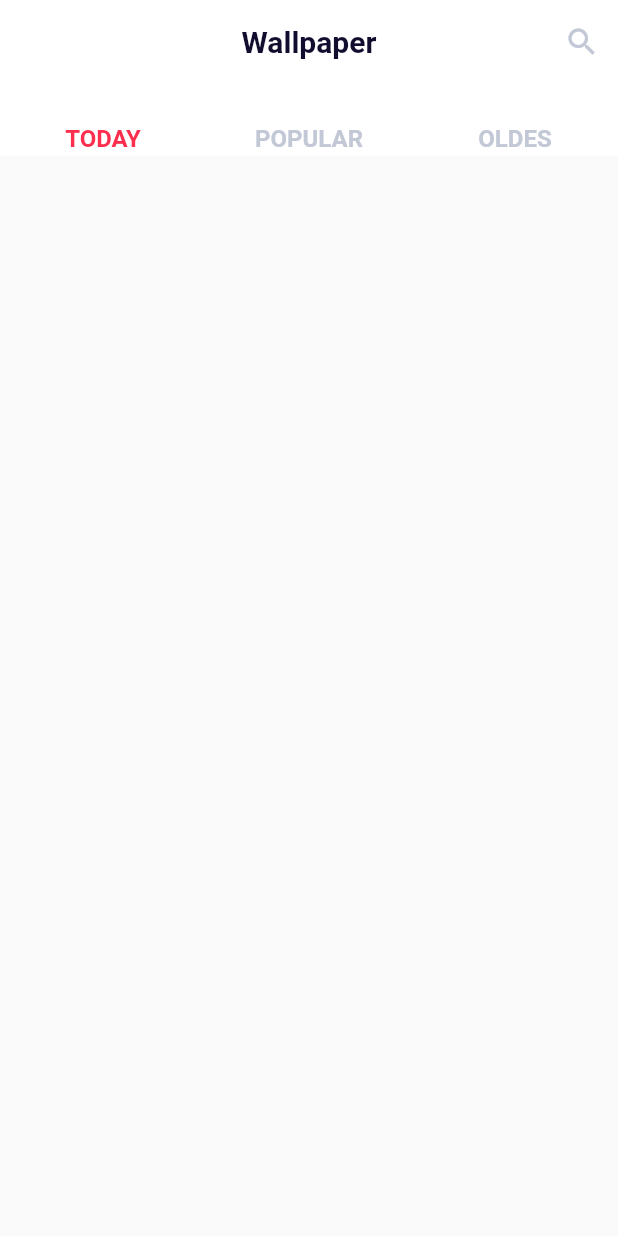
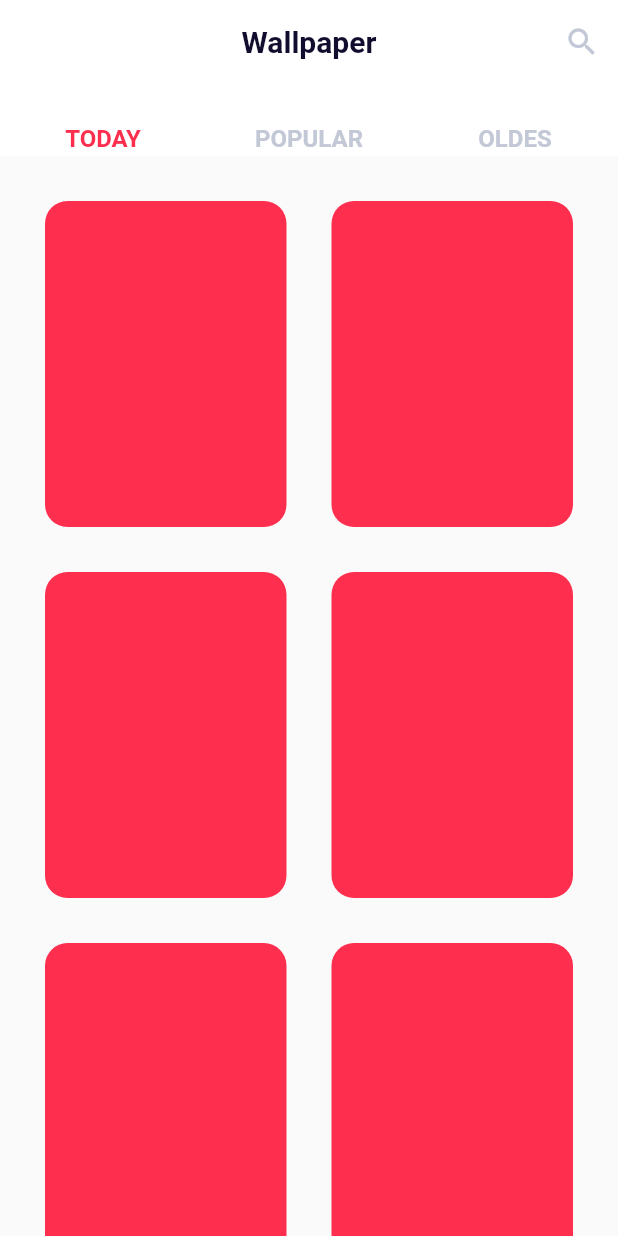
Before and after one commit to Tasarimciadam21/wallpaper, a Flutter app: the screen it shows after launch, on a phone screen of 412 x 824 dp. Run offline on Flutter 3.47's test engine with Material 2 defaults, Android fonts, the phone set to English and light mode, and no system bars.

Commit message:
adding grid view plus tab bar view

```diff
--- a/lib/view/screens/homeview.dart
+++ b/lib/view/screens/homeview.dart
@@ -1,6 +1,7 @@
 import 'package:flutter/material.dart';
 import 'package:wallpaper/view/utils/helpers/color_helper.dart';
 import 'package:wallpaper/view/utils/helpers/style_helper.dart';
+import 'package:wallpaper/view/utils/shared/shared_grid_widget.dart';
 
 class HomeView extends StatelessWidget {
   const HomeView({Key? key}) : super(key: key);
@@ -46,6 +47,14 @@ class HomeView extends StatelessWidget {
                 ),
               ]),
         ),
+        body: const TabBarView(
+          physics: BouncingScrollPhysics(),
+          children: [
+            SharedGridWidget(),
+            SharedGridWidget(),
+            SharedGridWidget(),
+          ],
+        ),
       ),
     );
   }
--- /dev/null
+++ b/lib/view/utils/shared/shared_grid_widget.dart
@@ -0,0 +1,28 @@
+import 'package:flutter/material.dart';
+import 'package:wallpaper/view/utils/helpers/color_helper.dart';
+
+class SharedGridWidget extends StatelessWidget {
+  const SharedGridWidget({Key? key}) : super(key: key);
+
+  @override
+  Widget build(BuildContext context) {
+    return Padding(
+      padding: const EdgeInsets.only(top: 30, right: 30, bottom: 0, left: 30),
+      child: GridView.builder(
+          physics: const BouncingScrollPhysics(),
+          gridDelegate: const SliverGridDelegateWithFixedCrossAxisCount(
+            crossAxisCount: 2,
+            mainAxisSpacing: 30,
+            crossAxisSpacing: 30,
+            childAspectRatio: 2 / 2.7,
+          ),
+          itemCount: 10,
+          itemBuilder: (context, index) => Container(
+                decoration: BoxDecoration(
+                  borderRadius: BorderRadius.circular(15),
+                  color: pinkcolor,
+                ),
+              )),
+    );
+  }
+}
```
